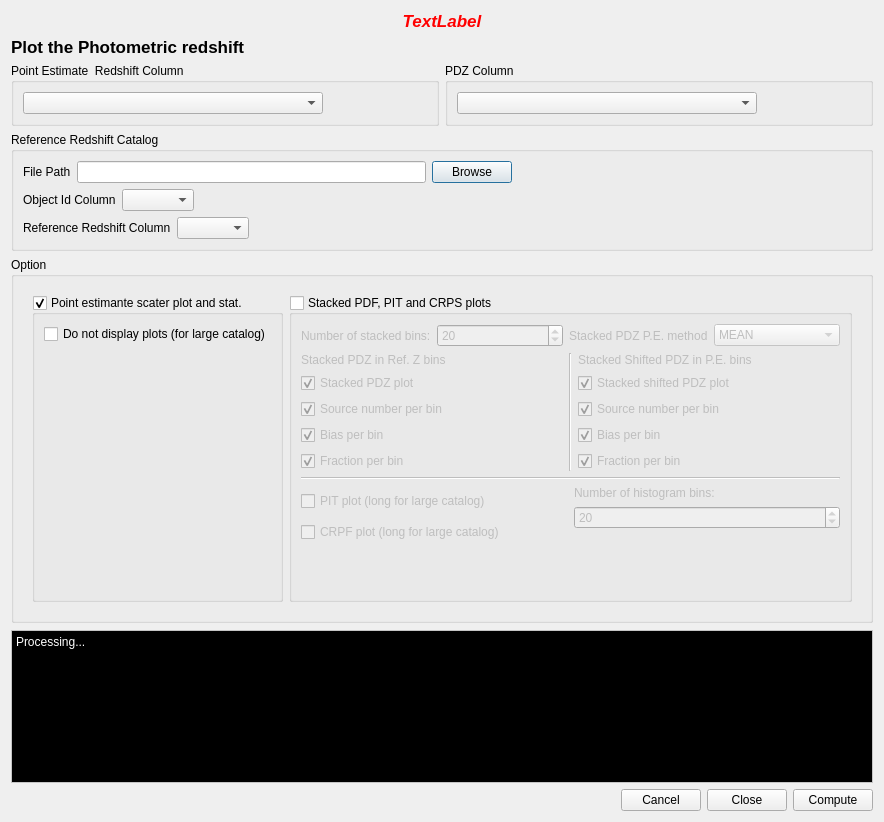
Old version of the form PhzQtUI/auxdir/PhzQtUI/DialogPSC.ui in the repository astrorama/Phosphoros.
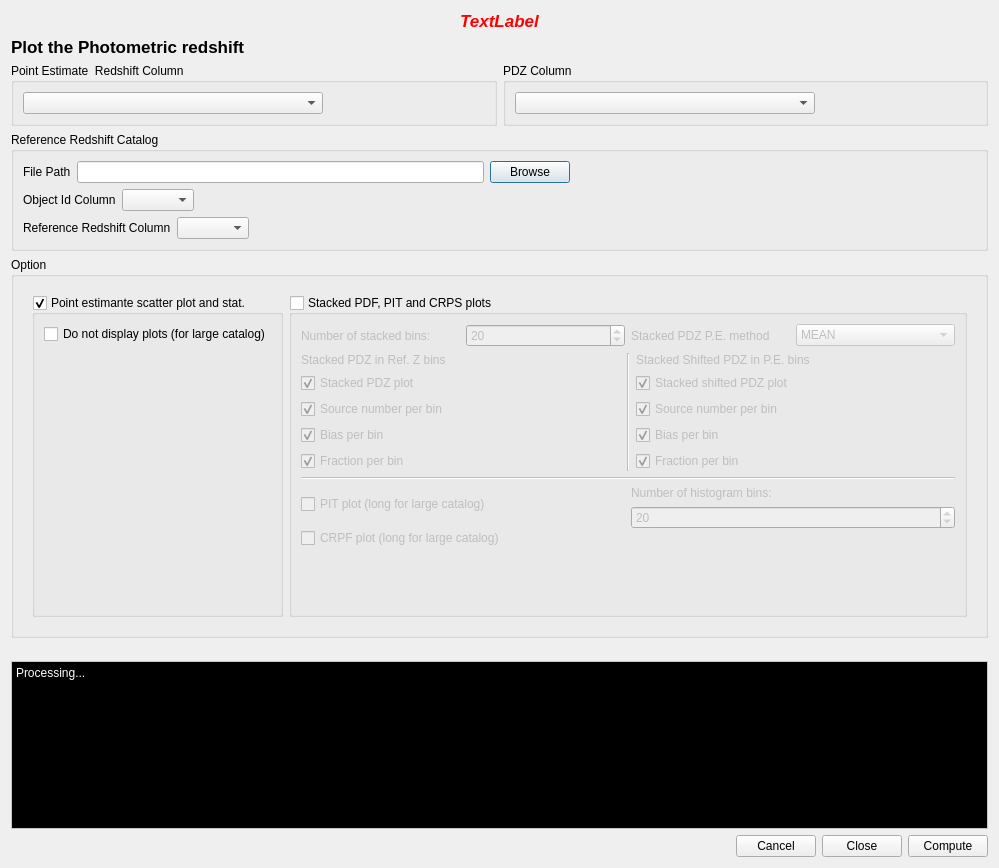
New version of the form.

The edit to the form file:
```diff
--- a/PhzQtUI/auxdir/PhzQtUI/DialogPSC.ui
+++ b/PhzQtUI/auxdir/PhzQtUI/DialogPSC.ui
@@ -6,8 +6,8 @@
    <rect>
     <x>0</x>
     <y>0</y>
-    <width>884</width>
-    <height>822</height>
+    <width>999</width>
+    <height>868</height>
    </rect>
   </property>
   <property name="windowTitle">
@@ -154,6 +154,15 @@
           </color>
          </brush>
         </colorrole>
+        <colorrole role="PlaceholderText">
+         <brush brushstyle="NoBrush">
+          <color alpha="128">
+           <red>255</red>
+           <green>0</green>
+           <blue>0</blue>
+          </color>
+         </brush>
+        </colorrole>
        </active>
        <inactive>
         <colorrole role="WindowText">
@@ -291,6 +300,15 @@
           </color>
          </brush>
         </colorrole>
+        <colorrole role="PlaceholderText">
+         <brush brushstyle="NoBrush">
+          <color alpha="128">
+           <red>255</red>
+           <green>0</green>
+           <blue>0</blue>
+          </color>
+         </brush>
+        </colorrole>
        </inactive>
        <disabled>
         <colorrole role="WindowText">
@@ -428,6 +446,15 @@
           </color>
          </brush>
         </colorrole>
+        <colorrole role="PlaceholderText">
+         <brush brushstyle="NoBrush">
+          <color alpha="128">
+           <red>255</red>
+           <green>0</green>
+           <blue>0</blue>
+          </color>
+         </brush>
+        </colorrole>
        </disabled>
       </palette>
      </property>
@@ -663,7 +690,7 @@
          <item>
           <widget class="QGroupBox" name="gb_scater">
            <property name="title">
-            <string>Point estimante scater plot and stat.</string>
+            <string>Point estimante scatter plot and stat.</string>
            </property>
            <property name="checkable">
             <bool>true</bool>
@@ -1135,6 +1162,15 @@
           </color>
          </brush>
         </colorrole>
+        <colorrole role="PlaceholderText">
+         <brush brushstyle="NoBrush">
+          <color alpha="128">
+           <red>255</red>
+           <green>255</green>
+           <blue>255</blue>
+          </color>
+         </brush>
+        </colorrole>
        </active>
        <inactive>
         <colorrole role="WindowText">
@@ -1272,6 +1308,15 @@
           </color>
          </brush>
         </colorrole>
+        <colorrole role="PlaceholderText">
+         <brush brushstyle="NoBrush">
+          <color alpha="128">
+           <red>255</red>
+           <green>255</green>
+           <blue>255</blue>
+          </color>
+         </brush>
+        </colorrole>
        </inactive>
        <disabled>
         <colorrole role="WindowText">
@@ -1409,6 +1454,15 @@
           </color>
          </brush>
         </colorrole>
+        <colorrole role="PlaceholderText">
+         <brush brushstyle="NoBrush">
+          <color alpha="128">
+           <red>255</red>
+           <green>255</green>
+           <blue>255</blue>
+          </color>
+         </brush>
+        </colorrole>
        </disabled>
       </palette>
      </property>
```
